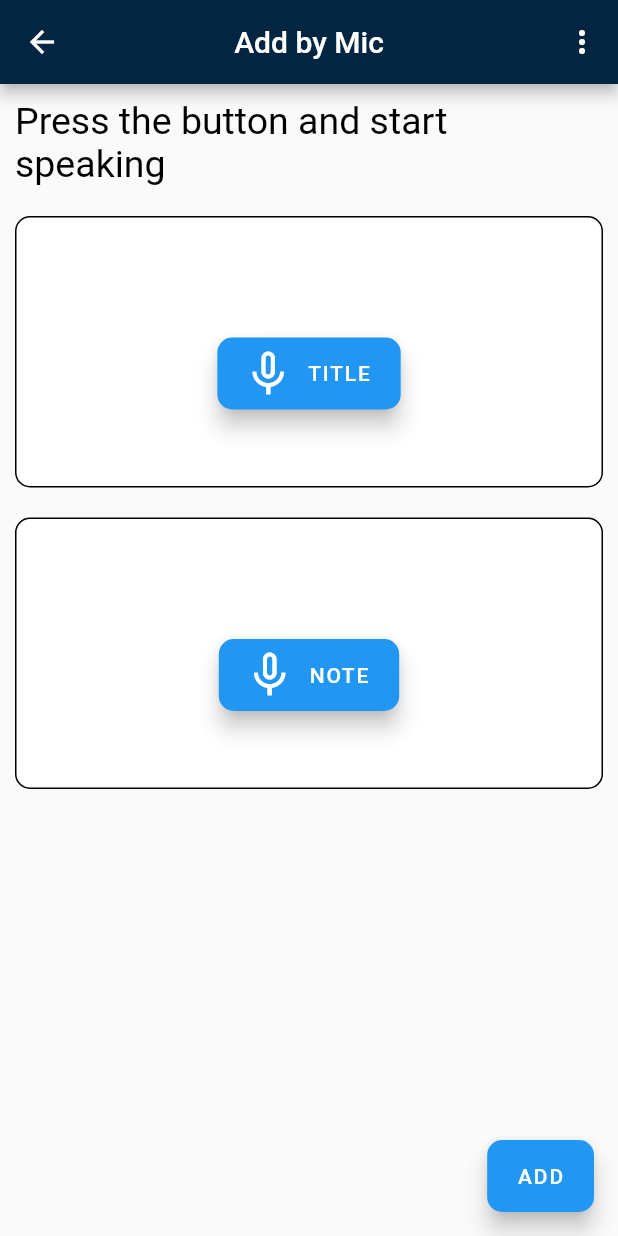
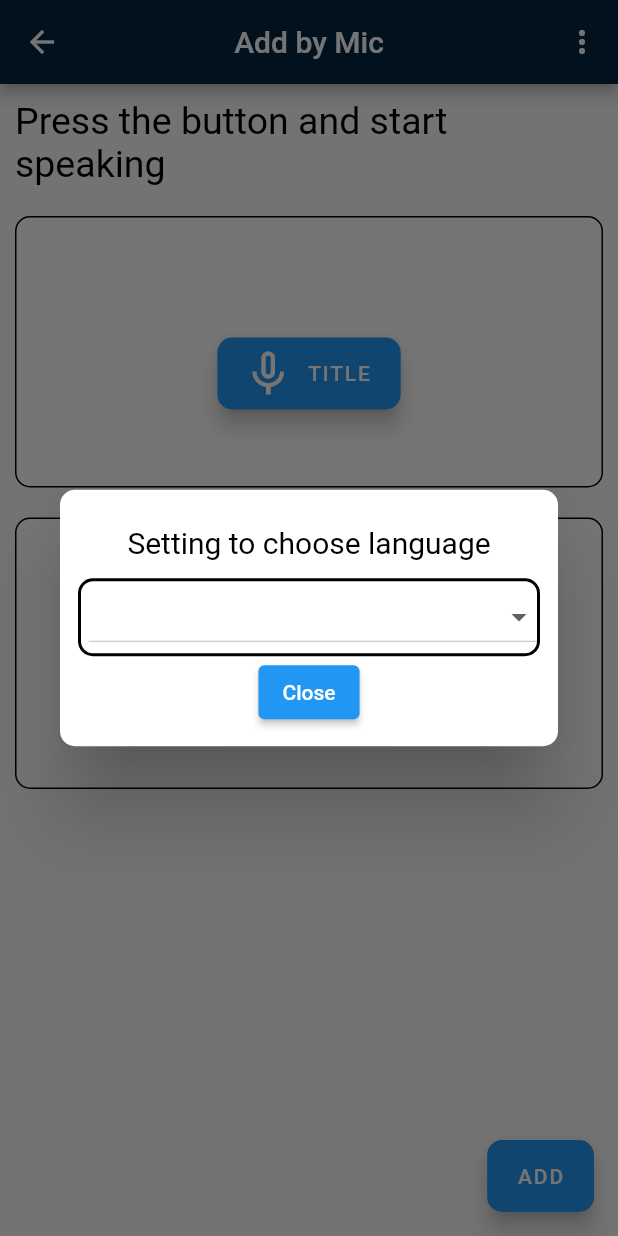
Before and after one commit to valentynkuts/memofy, a Flutter app: the MicAddTaskScreen screen opened by its route, after a tap on the "more vert" icon, on a phone screen of 412 x 824 dp. Run offline on Flutter 3.47's test engine with Material 2 defaults, Android fonts, the phone set to English and light mode, and no system bars; drawn by our look-alikes of avatar_glow; our stand-ins replace expandable_text, flutter_slidable, flutter_speed_dial, hive, hive_flutter, speech_to_text; accounts and stored records are empty.

Commit message:
changed DropdownButton

```diff
--- a/lib/presentation/screens/mic_add_task/mic_add_task_screen.dart
+++ b/lib/presentation/screens/mic_add_task/mic_add_task_screen.dart
@@ -2,14 +2,16 @@ import 'package:flutter/material.dart';
 import 'package:intl/intl.dart';
 import 'package:memofy/constants/constants.dart';
 import 'package:memofy/presentation/widgets/mic/add_by_mic.dart';
+import 'package:memofy/speech_api/speech_api.dart';
 import 'package:memofy/view_models/speech/speech_view_model.dart';
 import 'package:memofy/view_models/task/task_view_model.dart';
 import 'package:provider/provider.dart';
+import 'package:speech_to_text/speech_to_text.dart';
 
 class MicAddTaskScreen extends StatefulWidget {
   static const String id = 'mic_add_task_screen';
   String info = 'Press the button and start speaking';
-
+  SpeechApi speechApi = SpeechApi();
   MicAddTaskScreen({Key? key}) : super(key: key);
 
   @override
@@ -17,11 +19,29 @@ class MicAddTaskScreen extends StatefulWidget {
 }
 
 class _MicAddTaskScreenState extends State<MicAddTaskScreen> {
-  final items = ['itemserier1', 'itererwerms2', 'itemsere3', 'items4', 'itemees5'];
-  String? selectedItem;
+  final items = [
+    'itemserier1',
+    'itererwerms2',
+    'itemsere3',
+    'items4',
+    'itemees5'
+  ];
+  String? _currentLocaleId = '';
+  String? selectedItem ;
+
+  List<DropdownMenuItem<String>> menuItems = [
+    DropdownMenuItem(child: Text("USA--"),value: "USA"),
+    DropdownMenuItem(child: Text("Canada"),value: "Canada"),
+    DropdownMenuItem(child: Text("Brazil"),value: "Brazil"),
+    DropdownMenuItem(child: Text("England"),value: "England"),
+  ];
 
   @override
-  Widget build(BuildContext context) => Scaffold(
+  Widget build(BuildContext context) {
+
+    widget.speechApi.init(context);
+
+    return Scaffold(
       appBar: AppBar(
         title: Text(
           'Add by Mic',
@@ -36,8 +56,8 @@ class _MicAddTaskScreenState extends State<MicAddTaskScreen> {
             tooltip: 'Setting to choose language',
             onPressed: () {
               // do something
-                 print("Setting to choose language");
-                //showSettingDialog(context);
+              //print("Setting to choose language");
+              showSettingDialog(context);
             },
           ),
         ],
@@ -65,15 +85,23 @@ class _MicAddTaskScreenState extends State<MicAddTaskScreen> {
         ),
         onPressed: () {
           String title =
-                Provider.of<SpeechViewModel>(context, listen: false).title;
+              Provider
+                  .of<SpeechViewModel>(context, listen: false)
+                  .title;
           String note =
-                Provider.of<SpeechViewModel>(context, listen: false).note;
+              Provider
+                  .of<SpeechViewModel>(context, listen: false)
+                  .note;
 
           if (title.isNotEmpty) {
             Provider.of<TasksViewModel>(context, listen: false).addTask(title,
                 DateFormat('dd-MM-yyyy kk:mm').format(DateTime.now()), note);
-              Provider.of<SpeechViewModel>(context, listen: false).title = '';
-              Provider.of<SpeechViewModel>(context, listen: false).note = '';
+            Provider
+                .of<SpeechViewModel>(context, listen: false)
+                .title = '';
+            Provider
+                .of<SpeechViewModel>(context, listen: false)
+                .note = '';
 
             Navigator.pop(context);
           } else {
@@ -83,7 +111,7 @@ class _MicAddTaskScreenState extends State<MicAddTaskScreen> {
         label: Text('ADD'),
       ),
     );
-
+  }
   void showErrorDialog(BuildContext context) => showDialog(
         context: context,
         builder: (BuildContext context) {
@@ -129,18 +157,60 @@ class _MicAddTaskScreenState extends State<MicAddTaskScreen> {
                     ),
                     SizedBox(height: 12),
                     Container(
-                      padding: EdgeInsets.only(left: 5.0,),
+                      padding: EdgeInsets.only(
+                        left: 5.0,
+                      ),
                       decoration: BoxDecoration(
                         borderRadius: kBorderRadius,
                         border: Border.all(color: Colors.black, width: 2),
                       ),
+                      // child: DropdownButton(
+                      //   value: _currentLocaleId,
+                      //   isExpanded: true,
+                      //   // items: Provider.of<SpeechViewModel>(context, listen: false)
+                      //   //         .getLocaleNames()
+                      //   //         .map(menuItem)
+                      //   //         .toList(),
+                      //   onChanged: (selectedVal) => _switchLang(selectedVal),
+                      //
+                      //   items: Provider.of<SpeechViewModel>(context, listen: false).getLocaleNames()
+                      //       .map(
+                      //         (localeName) => DropdownMenuItem(
+                      //       value: localeName.name,
+                      //       child: Text(localeName.name),
+                      //     ),
+                      //   )
+                      //       .toList(),
+                      // ),
+                      //-----------------------------------
+
+                      // child: DropdownButton<String>(
+                      //   value: selectedItem,
+                      //   isExpanded: true,
+                      //   items: items.map(menuItem1).toList(),
+                      //   onChanged: (item) => setState(() => this.selectedItem = item),
+                      // ),
+
+                      // child: DropdownButton<String>(
+                      //   value: selectedItem,
+                      //   isExpanded: true,
+                      //   items: Provider.of<SpeechViewModel>(context, listen: false).getLocaleNames().map(menuItem).toList(),
+                      //   onChanged: (item) => setState(() => this.selectedItem = item),
+                      // ),
                       child: DropdownButton<String>(
+                        //value: Provider.of<SpeechViewModel>(context, listen: false).getLocatedId(),//selectedItem,
                         value: selectedItem,
                         isExpanded: true,
-                        items: items.map(menuItem).toList(),
-                        onChanged: (item) => setState(() => this.selectedItem = item),
+                        items: menuItems,
+                        onChanged: (value) => setState(() => this.selectedItem = value),
+                        //onChanged: (item) => Provider.of<SpeechViewModel>(context, listen: false).setLocatedId(item!),
                       ),
+
+
                     ),
+
+
+                    //------------------
                     ElevatedButton(
                       onPressed: () => Navigator.of(context).pop(),
                       child: Text('Close'),
@@ -151,14 +221,40 @@ class _MicAddTaskScreenState extends State<MicAddTaskScreen> {
         },
       );
 
-  DropdownMenuItem<String> menuItem(String item) => DropdownMenuItem(
+  DropdownMenuItem<String> menuItem(LocaleName localeName) => DropdownMenuItem(
+        value: localeName.name,
+        child: Text(
+          "${localeName.name}: ${localeName.localeId}",
+          style: TextStyle(fontWeight: FontWeight.bold, fontSize: 20),
+        ),
+      );
+
+  DropdownMenuItem<String> menuItem1(String item) => DropdownMenuItem(
     value: item,
     child: Text(
       item,
       style: TextStyle(fontWeight: FontWeight.bold, fontSize: 20),
     ),
   );
+
+  void _switchLang(selectedVal) {
+    setState(() {
+      _currentLocaleId = selectedVal;
+    });
+    print(selectedVal);
   }
+}
+
+// onChanged: (selectedVal) => _switchLang(selectedVal),
+// value: _currentLocaleId,
+// items: _localeNames
+//     .map(
+// (localeName) => DropdownMenuItem(
+// value: localeName.localeId,
+// child: Text(localeName.name),
+// ),
+// )
+// .toList(),
 
 // actions: [
 // OutlinedButton(
--- a/lib/presentation/widgets/mic/add_by_mic.dart
+++ b/lib/presentation/widgets/mic/add_by_mic.dart
@@ -65,5 +65,6 @@ class _AddByMicState extends State<AddByMic> {
         onListening: (isListening) {
           setState(() => widget.isListening = isListening);
         },
+        context: context,
       );
 }
--- a/lib/speech_api/speech_api.dart
+++ b/lib/speech_api/speech_api.dart
@@ -1,14 +1,36 @@
 import 'package:flutter/cupertino.dart';
+import 'package:memofy/view_models/speech/speech_view_model.dart';
 import 'package:speech_to_text/speech_to_text.dart';
+import 'package:provider/provider.dart';
 
+// enum lang{
+//   poland("pl_PL");
+// }
 class SpeechApi {
   static List<LocaleName> _localeNames = [];
   static String _currentLocaleId = '';
   static final _speech = SpeechToText();
 
+  void init(BuildContext context) async {
+    _localeNames = await _speech.locales();
+    for(var ln in _localeNames){
+      print(ln.name);
+    }
+
+    //print(_localeNames["af_ZA"]);
+
+    Provider.of<SpeechViewModel>(context, listen: false).setLocaleNames(_localeNames);
+    // //_localeNames = await _speech.locales();
+    // print(_localeNames);
+    // var systemLocale = await _speech.systemLocale();
+    // _currentLocaleId = systemLocale?.localeId ?? '';
+    // print(_currentLocaleId);
+  }
+
   static Future<bool> toggleRecording({
     required Function(String text) onResult,
     required ValueChanged<bool> onListening,
+    required BuildContext context,
   }) async {
 
     if (_speech.isListening) {
@@ -22,16 +44,21 @@ class SpeechApi {
     );
 
     if (isAvailable) {
-      //_localeNames = await _speech.locales();
-      // Provider.of<SpeechViewModel>(context, listen: false)
-      // _localeNames = await _speech.locales();
+       //_localeNames = await _speech.locales();
+      //Provider.of<SpeechViewModel>(context, listen: false).setLocaleNames(_localeNames);
+      // //_localeNames = await _speech.locales();
 
+       // for(var ln in _localeNames){
+       //   print(ln.name);
+       // }
+
+      //
       // var systemLocale = await _speech.systemLocale();
       // _currentLocaleId = systemLocale?.localeId ?? '';
 
       _speech.listen(
           onResult: (value) => onResult(value.recognizedWords),
-      );  //  localeId:
+          localeId:"en_GB");  //  "pl_PL","uk_UA", "en_US", "ru_RU", "de_DE"
     }
 
     return isAvailable;
--- a/lib/view_models/speech/speech_view_model.dart
+++ b/lib/view_models/speech/speech_view_model.dart
@@ -7,8 +7,8 @@ class SpeechViewModel extends ChangeNotifier {
   String _title = '';
   String _note = '';
 
-  // static List<LocaleName> _localeNames = [];
-  // static String _currentLocaleId = '';
+  static List<LocaleName> _localeNames = [];
+  static String currentLocaleId = '';
 
   void setData(String info, String data) {
     if (info == TITLE) {
@@ -46,11 +46,25 @@ class SpeechViewModel extends ChangeNotifier {
     notifyListeners();
   }
 
-  // void setLocaleNames(List<LocaleName> localNames){
-  //   _localeNames = localNames;
-  // }
-  //
-  // List<LocaleName> getLocaleNames(){
-  //   return _localeNames;
-  // }
+  void setLocaleNames(List<LocaleName> localNames){
+    _localeNames = localNames;
+    // print("----------------------------------------");
+    // for(var ln in _localeNames){
+    //   print(ln.name);
+    // }
+    notifyListeners();
+  }
+
+  List<LocaleName> getLocaleNames(){
+    return _localeNames;
+  }
+
+  void setLocatedId(String LocatedId){
+    currentLocaleId = LocatedId;
+    notifyListeners();
+  }
+
+  String getLocatedId(){
+    return currentLocaleId;
+  }
 }
```
Lines whose indentation alone changed are shown as unchanged.
